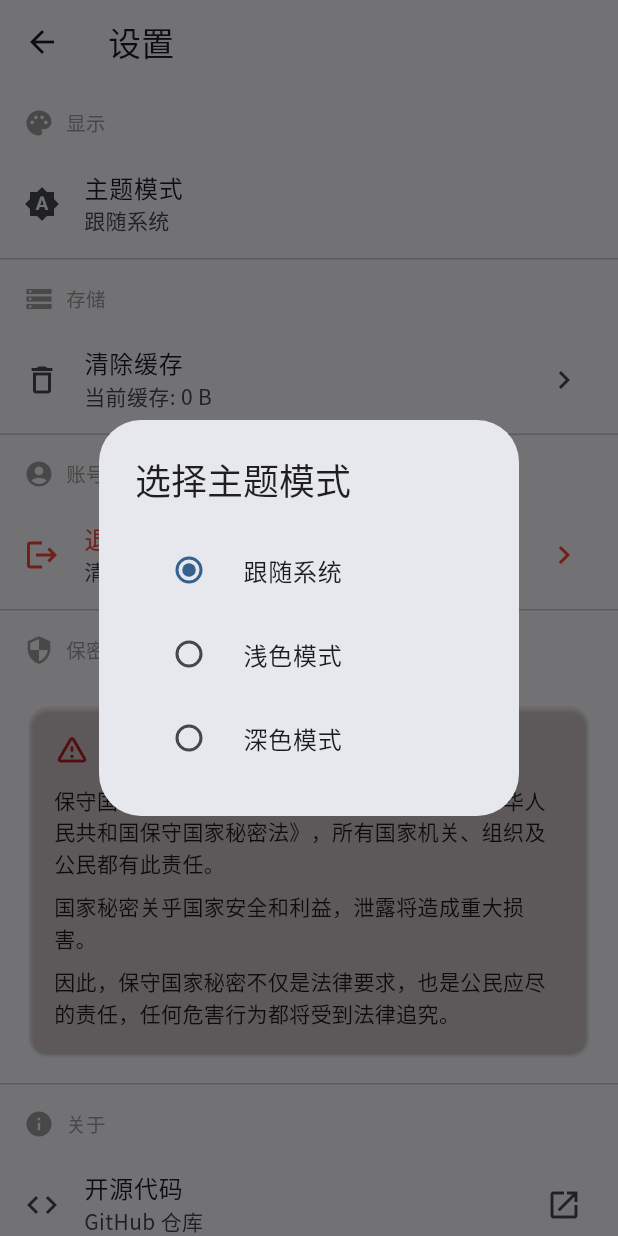
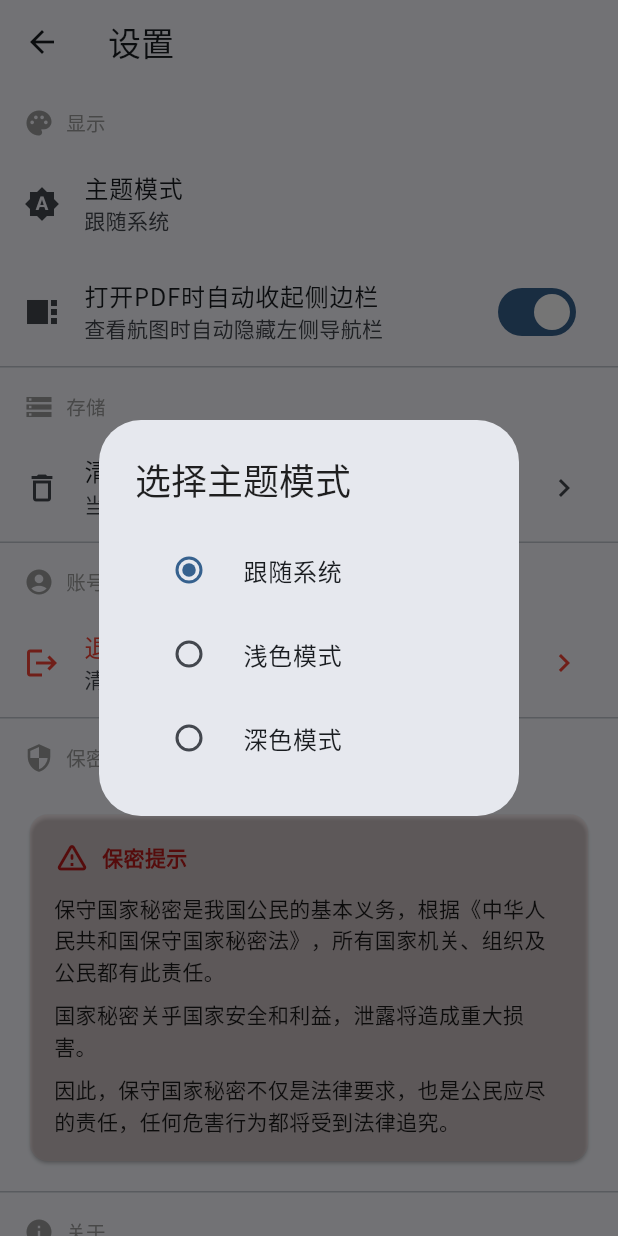
Before and after one commit to KNA7022/eaipchinaviewer, a Flutter app: the SettingsScreen screen opened by its route, after a tap on "主题模式", on a phone screen of 412 x 824 dp. Run offline on Flutter 3.47's test engine with Material 3 defaults, Android fonts, the phone set to English and light mode, and no system bars; our stand-ins replace connectivity_plus, cross_file, flutter_markdown, open_file, package_info_plus, permission_handler and 3 more; missing offline and left inert: asn1lib, flutter_cached_pdfview, flutter_pdfview, pointycastle; accounts and stored records are empty.

Commit message:
新增自动收起侧边栏选项

```diff
--- a/lib/main.dart
+++ b/lib/main.dart
@@ -63,17 +63,24 @@ class MainApp extends StatefulWidget {
 // 公开的 MainAppState
 class MainAppState extends State<MainApp> {
   final _themeService = ThemeService();
-  ThemeMode _themeMode = ThemeMode.system;  // 定义 _themeMode
+  ThemeMode _themeMode = ThemeMode.system;
+  bool _autoCollapseSidebar = true;
 
   @override
   void initState() {
     super.initState();
     _loadThemeMode();
+    _loadAutoCollapseSidebar();
   }
 
   Future<void> _loadThemeMode() async {
     final mode = await _themeService.getThemeMode();
     setState(() => _themeMode = mode);
+  }
+
+  Future<void> _loadAutoCollapseSidebar() async {
+    final autoCollapse = await _themeService.getAutoCollapseSidebar();
+    setState(() => _autoCollapseSidebar = autoCollapse);
   }
 
   @override
--- a/lib/screens/settings_screen.dart
+++ b/lib/screens/settings_screen.dart
@@ -23,6 +23,7 @@ class _SettingsScreenState extends State<SettingsScreen> {
   String _cacheSize = '计算中...';
   ThemeMode _currentThemeMode = ThemeMode.system;
   final _themeService = ThemeService();
+  bool _autoCollapseSidebar = true;
 
   @override
   void initState() {
@@ -211,6 +212,22 @@ class _SettingsScreenState extends State<SettingsScreen> {
                 title: const Text('主题模式'),
                 subtitle: Text(_getThemeModeText()),
                 onTap: _showThemeModeDialog,
+              ),
+              // 使用 ValueListenableBuilder 来实时响应自动收起侧边栏设置的变化
+              ValueListenableBuilder<bool>(
+                valueListenable: _themeService.autoCollapseNotifier,
+                builder: (context, autoCollapse, child) {
+                  return SwitchListTile(
+                    secondary: const Icon(Icons.view_sidebar),
+                    title: const Text('打开PDF时自动收起侧边栏'),
+                    subtitle: const Text('查看航图时自动隐藏左侧导航栏'),
+                    value: autoCollapse,
+                    onChanged: (value) {
+                      // 直接设置值，不需要等待setState
+                      _themeService.setAutoCollapseSidebar(value);
+                    },
+                  );
+                },
               ),
             ],
           ),
--- a/lib/services/theme_service.dart
+++ b/lib/services/theme_service.dart
@@ -6,6 +6,8 @@ class ThemeService {
 
   // 添加 ValueNotifier 来监听主题变化
   final ValueNotifier<ThemeMode> themeNotifier = ValueNotifier(ThemeMode.system);
+  // 自动收起侧边栏设置通知器
+  final ValueNotifier<bool> autoCollapseNotifier = ValueNotifier(true);
 
   // 单例模式
   static final ThemeService _instance = ThemeService._internal();
@@ -13,30 +15,37 @@ class ThemeService {
   ThemeService._internal();
 
   Future<void> init() async {
-    final mode = await getThemeMode();
-    themeNotifier.value = mode;
+    final prefs = await SharedPreferences.getInstance();
+    final themeIndex = prefs.getInt('theme_mode') ?? 0;
+    themeNotifier.value = ThemeMode.values[themeIndex];
+
+    // 初始化自动收起侧边栏设置，默认为true
+    final autoCollapse = prefs.getBool('auto_collapse_sidebar') ?? true;
+    autoCollapseNotifier.value = autoCollapse;
   }
 
   Future<ThemeMode> getThemeMode() async {
     final prefs = await SharedPreferences.getInstance();
-    final value = prefs.getString(_themeKey);
-    return _parseThemeMode(value);
+    final themeIndex = prefs.getInt('theme_mode') ?? 0;
+    return ThemeMode.values[themeIndex];
   }
 
   Future<void> setThemeMode(ThemeMode mode) async {
     final prefs = await SharedPreferences.getInstance();
-    await prefs.setString(_themeKey, mode.toString());
-    themeNotifier.value = mode;  // 更新通知器
+    await prefs.setInt('theme_mode', mode.index);
+    themeNotifier.value = mode;
   }
 
-  ThemeMode _parseThemeMode(String? value) {
-    switch (value) {
-      case 'ThemeMode.light':
-        return ThemeMode.light;
-      case 'ThemeMode.dark':
-        return ThemeMode.dark;
-      default:
-        return ThemeMode.system;
-    }
+  // 获取自动收起侧边栏设置
+  Future<bool> getAutoCollapseSidebar() async {
+    final prefs = await SharedPreferences.getInstance();
+    return prefs.getBool('auto_collapse_sidebar') ?? true;
+  }
+
+  // 设置自动收起侧边栏
+  Future<void> setAutoCollapseSidebar(bool value) async {
+    final prefs = await SharedPreferences.getInstance();
+    await prefs.setBool('auto_collapse_sidebar', value);
+    autoCollapseNotifier.value = value;
   }
 }
```
Also changed, not shown: lib/screens/home_screen.dart (+15 -1 lines).
